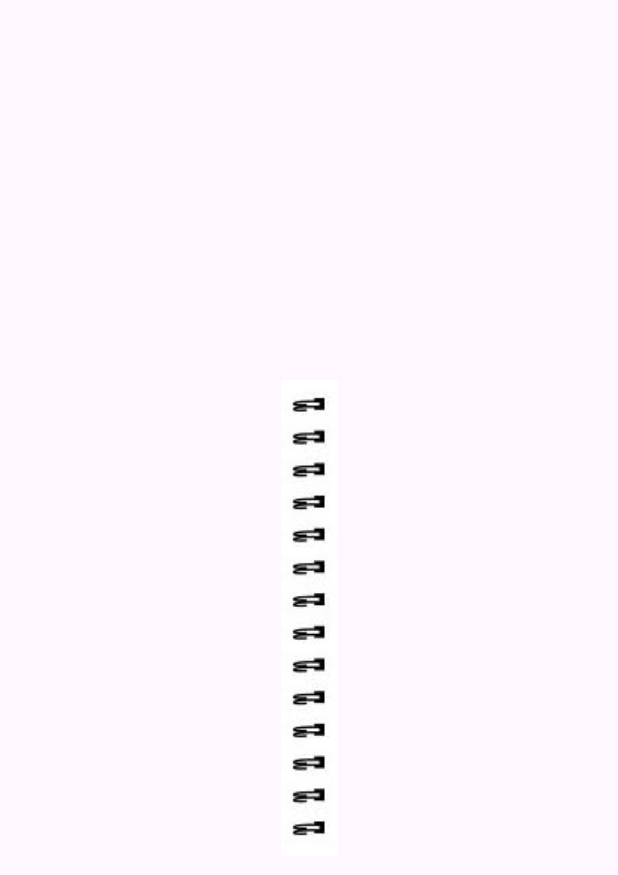
After one commit to crystalshamo/PaperTrail, an Android app: the layout page_item.xml on its own in the app's theme, with its tools: preview values and no code run, on a phone screen of 412 x 824 dp. The commit adds this screen. Shown: the top 875 px of the screen. Run offline under Robolectric (Android 15) with nearby library versions, the phone set to English and light mode, and no system bars.

Commit message:
two pages

```diff
--- /dev/null
+++ b/app/src/main/res/layout/page_item.xml
@@ -0,0 +1,38 @@
+<?xml version="1.0" encoding="utf-8"?>
+    <androidx.constraintlayout.widget.ConstraintLayout xmlns:android="http://schemas.android.com/apk/res/android"
+        android:layout_width="match_parent"
+        xmlns:app="http://schemas.android.com/apk/res-auto"
+        android:layout_height="match_parent">
+
+    <ImageView
+        android:id="@+id/firstImageView"
+        android:layout_width="0dp"
+        android:layout_height="match_parent"
+        android:scaleType="fitCenter"
+        app:layout_constraintEnd_toStartOf="@id/defaultImageView"
+        app:layout_constraintStart_toStartOf="parent"
+        app:layout_constraintTop_toTopOf="parent"
+        app:layout_constraintBottom_toBottomOf="parent" />
+
+    <ImageView
+        android:id="@+id/defaultImageView"
+        android:layout_width="wrap_content"
+        android:layout_height="match_parent"
+        android:src="@drawable/unnamed"
+        android:scaleType="centerInside"
+        app:layout_constraintStart_toEndOf="@id/firstImageView"
+        app:layout_constraintEnd_toStartOf="@id/secondImageView"
+        app:layout_constraintTop_toTopOf="parent"
+        app:layout_constraintBottom_toBottomOf="parent" />
+
+    <ImageView
+        android:id="@+id/secondImageView"
+        android:layout_width="0dp"
+        android:layout_height="match_parent"
+        android:scaleType="fitCenter"
+        app:layout_constraintStart_toEndOf="@id/defaultImageView"
+        app:layout_constraintEnd_toEndOf="parent"
+        app:layout_constraintTop_toTopOf="parent"
+        app:layout_constraintBottom_toBottomOf="parent" />
+
+</androidx.constraintlayout.widget.ConstraintLayout>
```
Also changed, not shown: app/src/main/java/com/example/papertrail/ViewJournal.java (+22 -2 lines), app/src/main/java/com/example/papertrail/ViewJournalAdapter.java (added, +58 -0 lines), app/src/main/res/layout/activity_view_journal.xml (+4 -3 lines), app/src/main/res/drawable/unnamed.jpg (added).
